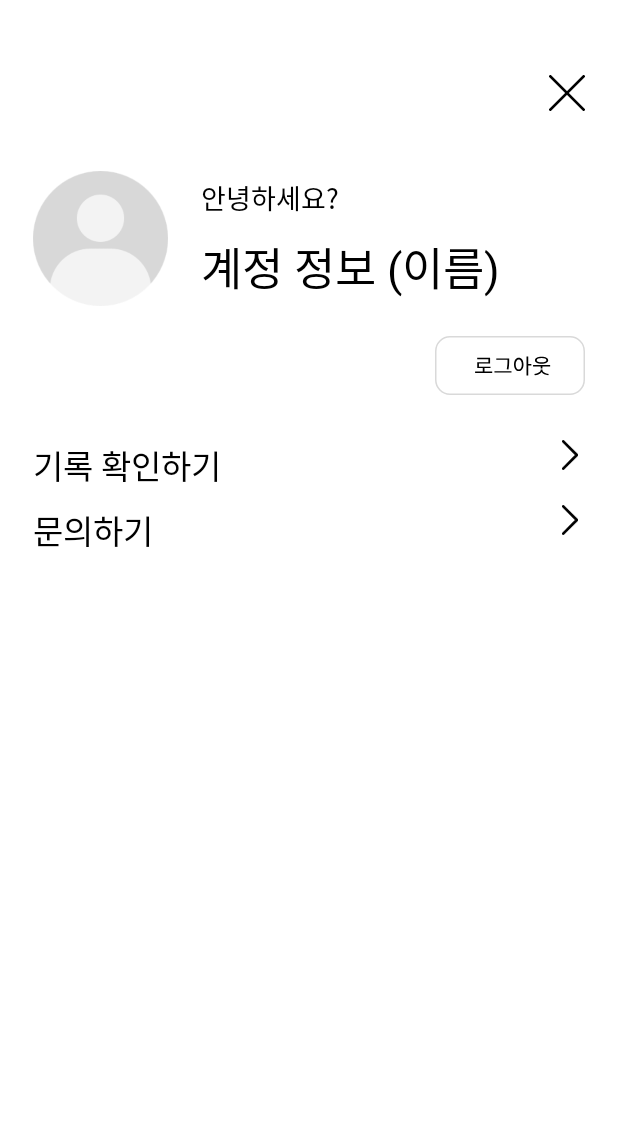
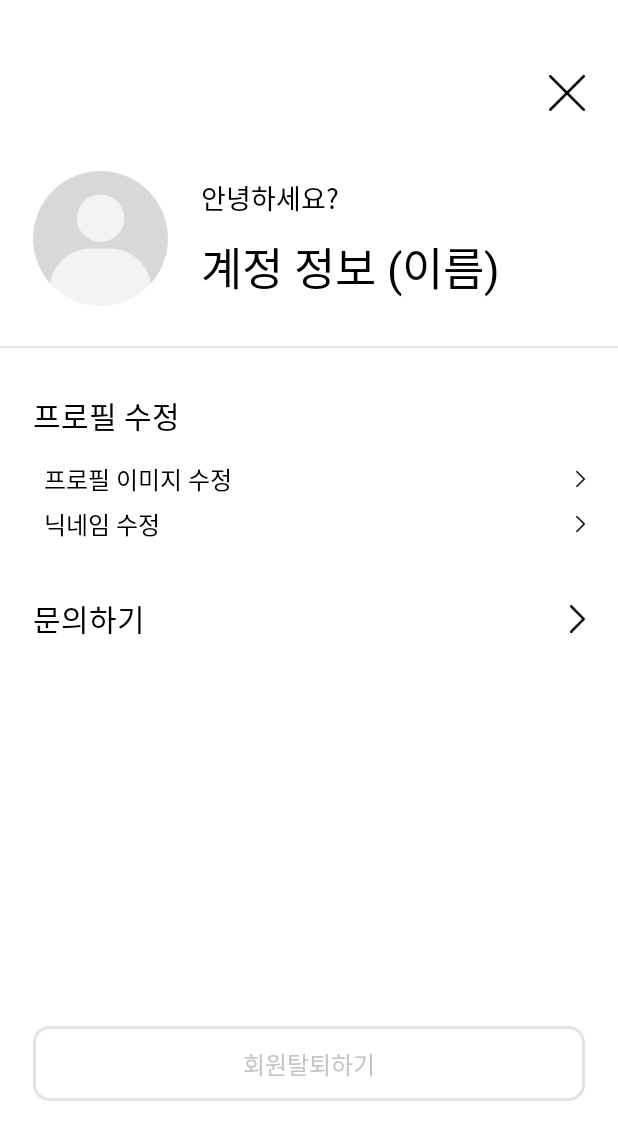
Before and after one commit to Donggrami/Donggrami-Earth1round-AOS, an Android app: the fragment SettingFragment placed in its activity, on a phone screen of 412 x 824 dp. Shown: the top 1140 px of the screen. Run offline under Robolectric (Android 15) with nearby library versions, the phone set to English and light mode, and no system bars.

Commit message:
[Feat] Setting profile edit

```diff
--- a/app/src/main/java/com/example/earth1round_aos/main/character/CharacterFragment.kt
+++ b/app/src/main/java/com/example/earth1round_aos/main/character/CharacterFragment.kt
@@ -10,6 +10,7 @@ import com.example.earth1round_aos.R
 import com.example.earth1round_aos.databinding.FragmentCharacterBinding
 import com.example.earth1round_aos.main.MainActivity
 import com.example.earth1round_aos.main.home.HomeFragment
+import com.example.earth1round_aos.main.setting.SettingFragment
 
 class CharacterFragment : Fragment() {
 
@@ -22,6 +23,11 @@ class CharacterFragment : Fragment() {
     ): View {
 
         binding = FragmentCharacterBinding.inflate(inflater, container, false)
+
+        binding.characterHamburgerBtnIv.setOnClickListener {
+            (context as MainActivity).supportFragmentManager.beginTransaction()
+                .replace(R.id. main_frm, SettingFragment()).commitAllowingStateLoss()
+        }
 
         binding.characterHomeTrophyIv.setOnClickListener {
             startActivity(Intent(activity, CharacterPrizeFragment::class.java))
--- /dev/null
+++ b/app/src/main/res/drawable/style_cardview.xml
@@ -0,0 +1,21 @@
+<?xml version="1.0" encoding="utf-8"?>
+<layer-list android:shape="rectangle"
+    xmlns:android="http://schemas.android.com/apk/res/android">
+
+<!--    <stroke android:width="5dp"-->
+<!--        android:color="@color/black" />-->
+<!--    <solid android:color="@color/light_gray"/>-->
+<!--    <corners android:radius="10dp"/>-->
+
+    <item>
+
+        <shape android:shape="rectangle">
+            <stroke android:width="2dp"
+                android:color="@color/light_gray"/>
+            <solid android:color="@color/white"/>
+            <corners android:radius="10dp"/>
+        </shape>
+
+    </item>
+
+</layer-list>
--- a/app/src/main/res/layout/fragment_setting.xml
+++ b/app/src/main/res/layout/fragment_setting.xml
@@ -62,45 +62,90 @@
     </androidx.constraintlayout.widget.ConstraintLayout>
 
 
-    <ImageView
-        android:id="@+id/setting_logout_iv"
-        android:layout_width="100dp"
-        android:layout_height="39dp"
-        android:layout_marginTop="150dp"
-        android:layout_marginEnd="22dp"
-        android:src="@drawable/ic_logout"
-        app:layout_constraintEnd_toEndOf="parent"
-        app:layout_constraintTop_toBottomOf="@id/setting_close_iv"/>
+<!--    <ImageView-->
+<!--        android:id="@+id/setting_logout_iv"-->
+<!--        android:layout_width="100dp"-->
+<!--        android:layout_height="39dp"-->
+<!--        android:layout_marginTop="150dp"-->
+<!--        android:layout_marginEnd="22dp"-->
+<!--        android:src="@drawable/ic_logout"-->
+<!--        app:layout_constraintEnd_toEndOf="parent"-->
+<!--        app:layout_constraintTop_toBottomOf="@id/setting_close_iv"/>-->
+
+
+    <View
+        android:id="@+id/setting_profile_view"
+        android:layout_width="0dp"
+        android:layout_height="1dp"
+        android:layout_marginTop="30dp"
+        android:background="@color/light_gray"
+        app:layout_constraintTop_toBottomOf="@+id/setting_profile_text_cl"
+        app:layout_constraintStart_toStartOf="parent"
+        app:layout_constraintEnd_toEndOf="parent"/>
 
 
     <androidx.constraintlayout.widget.ConstraintLayout
-        android:id="@+id/setting_menu_record_cl"
+        android:id="@+id/setting_edit_profile_cl"
         android:layout_width="match_parent"
         android:layout_height="wrap_content"
-        android:layout_marginTop="30dp"
         android:layout_marginStart="22dp"
         android:layout_marginEnd="22dp"
+        android:layout_marginTop="30dp"
         app:layout_constraintStart_toStartOf="parent"
-        app:layout_constraintEnd_toEndOf="parent"
-        app:layout_constraintTop_toBottomOf="@id/setting_logout_iv">
+        app:layout_constraintTop_toBottomOf="@+id/setting_profile_view">
 
         <TextView
-            android:id="@+id/setting_record_tv"
+            android:id="@+id/setting_edit_profile_tv"
             android:layout_width="wrap_content"
             android:layout_height="wrap_content"
-            android:text="기록 확인하기"
+            android:text="프로필 수정"
             android:textColor="@color/black"
-            android:textSize="22sp"
+            android:textSize="20sp"
             app:layout_constraintStart_toStartOf="parent"
             app:layout_constraintTop_toTopOf="parent"/>
 
+        <TextView
+            android:id="@+id/setting_edit_profile_img_tv"
+            android:layout_width="wrap_content"
+            android:layout_height="wrap_content"
+            android:layout_marginTop="15dp"
+            android:layout_marginStart="7dp"
+            android:text="프로필 이미지 수정"
+            android:textSize="16sp"
+            android:textColor="@color/black"
+            app:layout_constraintStart_toStartOf="parent"
+            app:layout_constraintTop_toBottomOf="@+id/setting_edit_profile_tv"/>
+
         <ImageView
-            android:id="@+id/setting_record_arrow_iv"
-            android:layout_width="20dp"
-            android:layout_height="20dp"
+            android:id="@+id/setting_edit_profile_img_arrow_iv"
+            android:layout_width="6dp"
+            android:layout_height="12dp"
             android:src="@drawable/ic_arrow_right"
             app:layout_constraintEnd_toEndOf="parent"
-            app:layout_constraintTop_toTopOf="parent"/>
+            app:layout_constraintTop_toTopOf="@+id/setting_edit_profile_img_tv"
+            app:layout_constraintBottom_toBottomOf="@+id/setting_edit_profile_img_tv"/>
+
+        <TextView
+            android:id="@+id/setting_edit_profile_name_tv"
+            android:layout_width="wrap_content"
+            android:layout_height="wrap_content"
+            android:layout_marginTop="6dp"
+            android:layout_marginStart="7dp"
+            android:text="닉네임 수정"
+            android:textSize="16sp"
+            android:textColor="@color/black"
+            app:layout_constraintStart_toStartOf="parent"
+            app:layout_constraintTop_toBottomOf="@+id/setting_edit_profile_img_tv"/>
+
+        <ImageView
+            android:id="@+id/setting_edit_profile_name_arrow_iv"
+            android:layout_width="6dp"
+            android:layout_height="12dp"
+            android:src="@drawable/ic_arrow_right"
+            app:layout_constraintEnd_toEndOf="parent"
+            app:layout_constraintTop_toTopOf="@+id/setting_edit_profile_name_tv"
+            app:layout_constraintBottom_toBottomOf="@+id/setting_edit_profile_name_tv"/>
+
 
     </androidx.constraintlayout.widget.ConstraintLayout>
 
@@ -108,12 +153,12 @@
         android:id="@+id/setting_menu_question_cl"
         android:layout_width="match_parent"
         android:layout_height="wrap_content"
-        android:layout_marginTop="10dp"
+        android:layout_marginTop="36dp"
         android:layout_marginStart="22dp"
         android:layout_marginEnd="22dp"
         app:layout_constraintStart_toStartOf="parent"
         app:layout_constraintEnd_toEndOf="parent"
-        app:layout_constraintTop_toBottomOf="@id/setting_menu_record_cl">
+        app:layout_constraintTop_toBottomOf="@+id/setting_edit_profile_cl">
 
         <TextView
             android:id="@+id/setting_question_tv"
@@ -121,18 +166,55 @@
             android:layout_height="wrap_content"
             android:text="문의하기"
             android:textColor="@color/black"
-            android:textSize="22sp"
+            android:textSize="20sp"
             app:layout_constraintStart_toStartOf="parent"
             app:layout_constraintTop_toTopOf="parent"/>
 
         <ImageView
             android:id="@+id/setting_question_arrow_iv"
-            android:layout_width="20dp"
+            android:layout_width="10dp"
             android:layout_height="20dp"
             android:src="@drawable/ic_arrow_right"
             app:layout_constraintEnd_toEndOf="parent"
-            app:layout_constraintTop_toTopOf="parent"/>
+            app:layout_constraintTop_toTopOf="@+id/setting_question_tv"
+            app:layout_constraintBottom_toBottomOf="@+id/setting_question_tv"/>
 
     </androidx.constraintlayout.widget.ConstraintLayout>
 
+
+    <androidx.cardview.widget.CardView
+        android:id="@+id/setting_delete_account_cv"
+        android:layout_width="match_parent"
+        android:layout_height="50dp"
+        app:cardCornerRadius="10dp"
+        app:cardElevation="0dp"
+        android:layout_marginBottom="90dp"
+        android:layout_marginStart="22dp"
+        android:layout_marginEnd="22dp"
+        app:layout_constraintStart_toStartOf="parent"
+        app:layout_constraintEnd_toEndOf="parent"
+        app:layout_constraintBottom_toBottomOf="parent">
+
+        <androidx.constraintlayout.widget.ConstraintLayout
+            android:id="@+id/setting_delete_account_cl"
+            android:layout_width="match_parent"
+            android:layout_height="match_parent"
+            android:background="@drawable/style_cardview">
+
+            <TextView
+                android:id="@+id/setting_delete_account_tv"
+                android:layout_width="wrap_content"
+                android:layout_height="wrap_content"
+                android:text="회원탈퇴하기"
+                android:textColor="@color/dark_gray"
+                android:textSize="16sp"
+                app:layout_constraintTop_toTopOf="parent"
+                app:layout_constraintStart_toStartOf="parent"
+                app:layout_constraintBottom_toBottomOf="parent"
+                app:layout_constraintEnd_toEndOf="parent"/>
+
+        </androidx.constraintlayout.widget.ConstraintLayout>
+
+    </androidx.cardview.widget.CardView>
+
 </androidx.constraintlayout.widget.ConstraintLayout>
```
